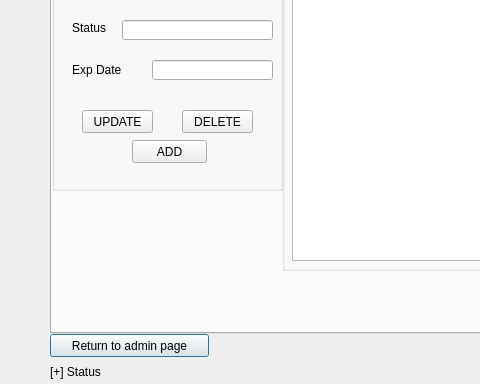
Above: Project2/admin_member_database.ui from tdragon00/CS1C_Project_2 before the change; both pictures show x 0 to 480 and y 266 to 650 of the 1250 by 650 pixel window. Below: the same form after it.
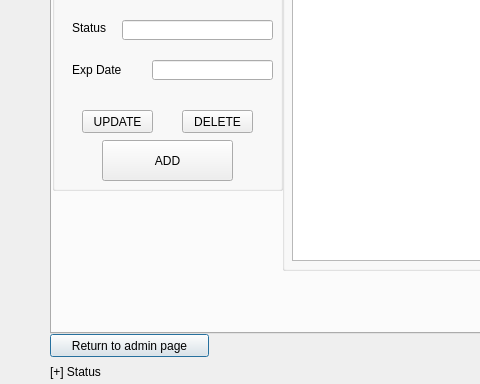
That is the form after the change.

Commit message: Admin Add member

Diff of the .ui file:
```diff
--- a/Project2/admin_member_database.ui
+++ b/Project2/admin_member_database.ui
@@ -205,10 +205,10 @@
      <widget class="QPushButton" name="pushButton">
       <property name="geometry">
        <rect>
-        <x>80</x>
+        <x>50</x>
         <y>210</y>
-        <width>75</width>
-        <height>23</height>
+        <width>131</width>
+        <height>41</height>
        </rect>
       </property>
       <property name="text">
```
The commit also changes 10 other files.
